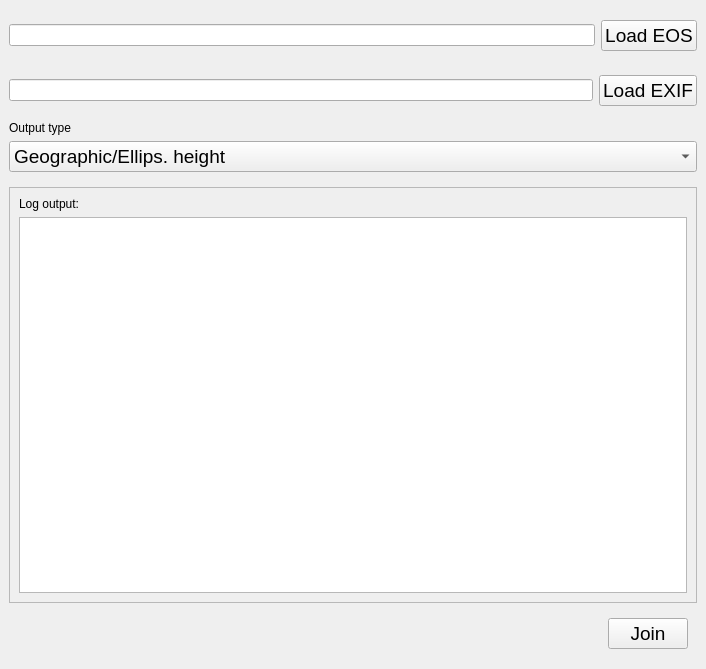
Qt form resources/gui.ui (HakaiInstitute/EOS-EXIF-Join) before a commit.
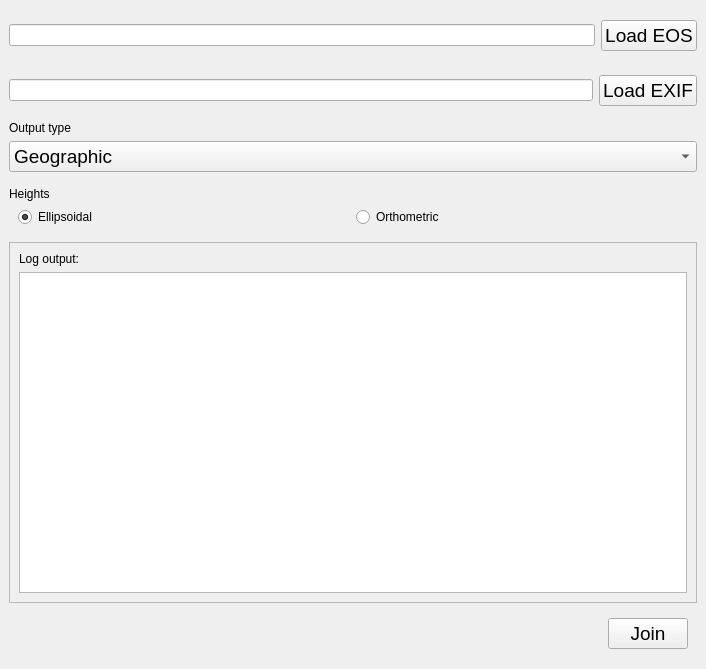
The same form after that commit.

Commit message: Add heights model selector

Patch:
```diff
--- a/resources/gui.ui
+++ b/resources/gui.ui
@@ -123,7 +123,7 @@
         </property>
         <item>
          <property name="text">
-          <string>Geographic/Ellips. height</string>
+          <string>Geographic</string>
          </property>
         </item>
         <item>
@@ -131,16 +131,63 @@
           <string>Geographic/Ortho. height</string>
          </property>
         </item>
-        <item>
-         <property name="text">
-          <string>UTM/Ellips. height</string>
+       </widget>
+      </item>
+     </layout>
+    </widget>
+   </item>
+   <item>
+    <widget class="QWidget" name="widget_5" native="true">
+     <layout class="QVBoxLayout" name="verticalLayout_4">
+      <property name="leftMargin">
+       <number>0</number>
+      </property>
+      <property name="topMargin">
+       <number>0</number>
+      </property>
+      <property name="rightMargin">
+       <number>0</number>
+      </property>
+      <property name="bottomMargin">
+       <number>9</number>
+      </property>
+      <item>
+       <widget class="QLabel" name="label_3">
+        <property name="text">
+         <string>Heights</string>
+        </property>
+       </widget>
+      </item>
+      <item>
+       <widget class="QWidget" name="widget_6" native="true">
+        <property name="layoutDirection">
+         <enum>Qt::LeftToRight</enum>
+        </property>
+        <layout class="QHBoxLayout" name="horizontalLayout_4">
+         <property name="topMargin">
+          <number>0</number>
          </property>
-        </item>
-        <item>
-         <property name="text">
-          <string>UTM/Ortho. height</string>
+         <property name="bottomMargin">
+          <number>0</number>
          </property>
-        </item>
+         <item>
+          <widget class="QRadioButton" name="radio_ellipsoidal">
+           <property name="text">
+            <string>Ellipsoidal</string>
+           </property>
+           <property name="checked">
+            <bool>true</bool>
+           </property>
+          </widget>
+         </item>
+         <item>
+          <widget class="QRadioButton" name="radio_orthometric">
+           <property name="text">
+            <string>Orthometric</string>
+           </property>
+          </widget>
+         </item>
+        </layout>
        </widget>
       </item>
      </layout>
```
Left out of the diff: 2 changed lines with no effect on the pictures. The commit also changes 1 other file.
